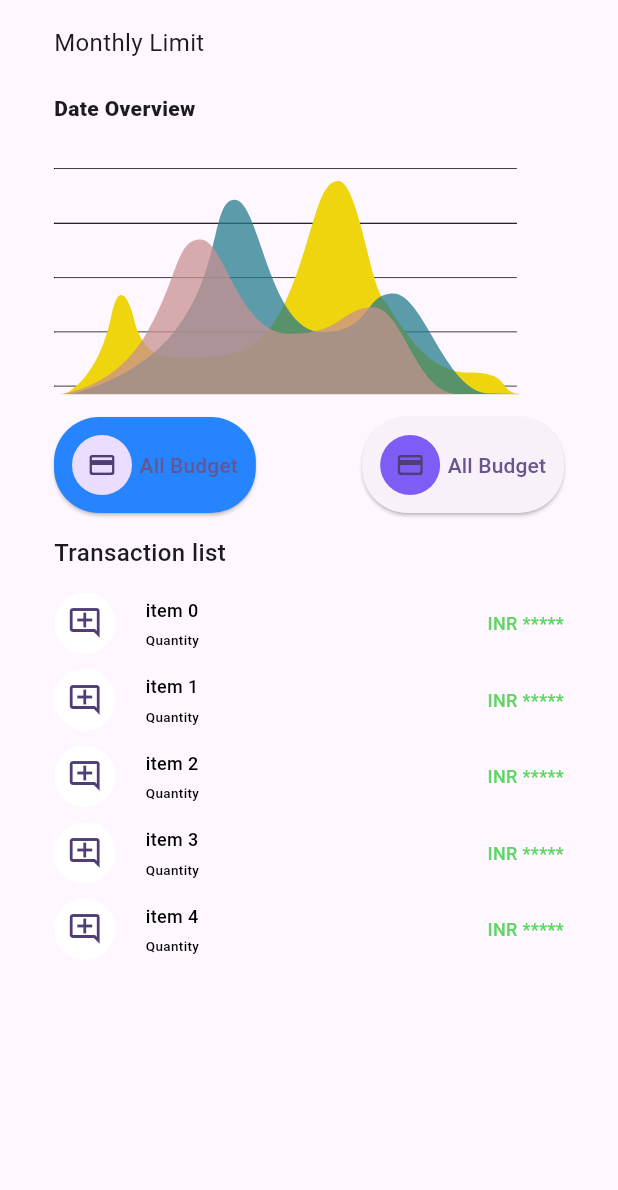
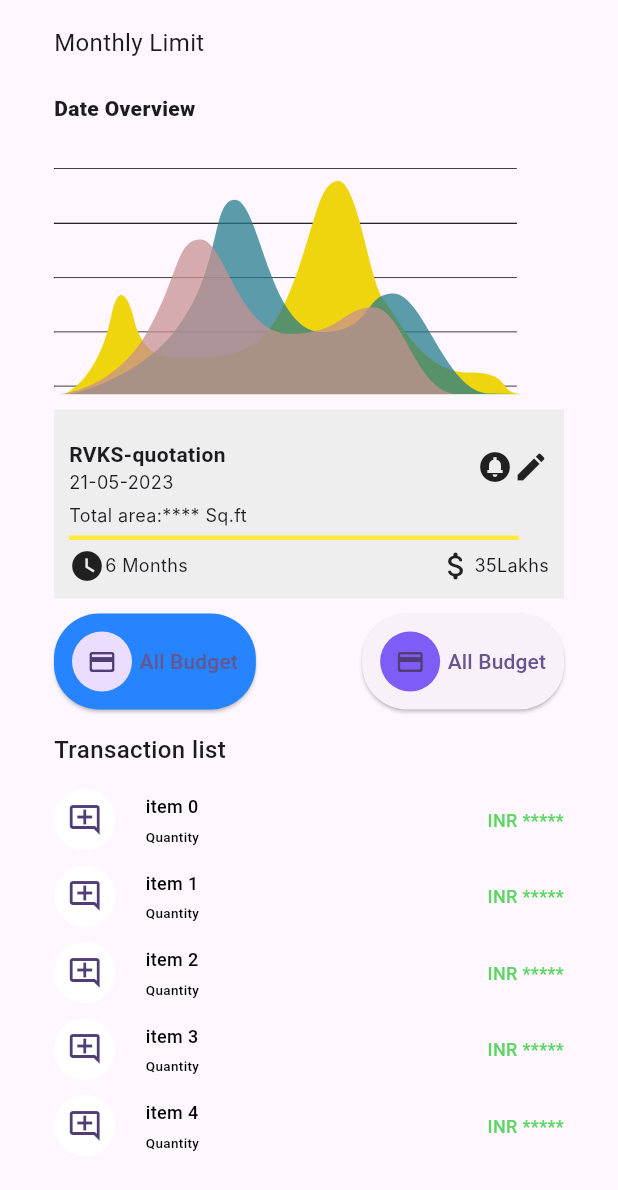
Before and after one commit to adilkhansherani/baldur, a Flutter app: the Analytics screen opened directly, on a phone screen of 412 x 824 dp. Shown: the top 1190 px of the screen. Run offline on Flutter 3.47's test engine with Material 2 defaults, Android fonts, the phone set to English and light mode, and no system bars; drawn by our look-alikes of dotted_line; our stand-ins replace flutter_svg; Roboto replaces fonts that are missing (Abel, Abril Fatface, Inter).

Commit message:
UI improvement in analytics

```diff
--- a/lib/analytics.dart
+++ b/lib/analytics.dart
@@ -1,3 +1,4 @@
+import 'package:dotted_line/dotted_line.dart';
 import 'package:flutter_svg/flutter_svg.dart';
 import 'package:flutter/material.dart';
 
@@ -45,9 +46,108 @@ class _AnalyticsState extends State<Analytics> {
             ),
             SvgPicture.asset('lib/svgs/graphic_element.svg'),
             const SizedBox(
-              height: 15,
+              height: 10,
             ),
-            Container(), //need work
+            //need work
+            Container(
+              padding: EdgeInsets.all(10),
+              decoration: const BoxDecoration(color: Color(0xffeeeeee)),
+              child: const Column(
+                  crossAxisAlignment: CrossAxisAlignment.start,
+                  children: [
+                    SizedBox(
+                      height: 10,
+                    ),
+                    Row(
+                      mainAxisAlignment: MainAxisAlignment.spaceBetween,
+                      children: [
+                        Column(
+                          crossAxisAlignment: CrossAxisAlignment.start,
+                          children: [
+                            Text(
+                              'RVKS-quotation',
+                              textAlign: TextAlign.start,
+                              style: TextStyle(
+                                  fontSize: 14,
+                                  fontWeight: FontWeight.w700,
+                                  fontFamily: 'Poppins'),
+                            ),
+                            Text(
+                              '21-05-2023',
+                              textAlign: TextAlign.start,
+                              style: TextStyle(
+                                  fontSize: 12,
+                                  fontWeight: FontWeight.w400,
+                                  fontFamily: 'Inter'),
+                            ),
+                          ],
+                        ),
+                        Row(
+                          children: [
+                            Icon(Icons.circle_notifications_sharp),
+                            Icon(Icons.edit),
+                          ],
+                        )
+                      ],
+                    ),
+                    SizedBox(
+                      height: 5,
+                    ),
+                    Text(
+                      'Total area:**** Sq.ft',
+                      textAlign: TextAlign.start,
+                      style: TextStyle(
+                          fontSize: 12,
+                          fontWeight: FontWeight.w400,
+                          fontFamily: 'Inter'),
+                    ),
+                    SizedBox(
+                      height: 5,
+                    ),
+                    DottedLine(
+                      dashLength: 30,
+                      lineThickness: 3,
+                      dashGapLength: 0,
+                      dashColor: Colors.yellow,
+                    ),
+                    SizedBox(
+                      height: 5,
+                    ),
+                    Row(
+                        mainAxisAlignment: MainAxisAlignment.spaceBetween,
+                        children: [
+                          Row(
+                            children: [
+                              Icon(Icons.watch_later),
+                              Text(
+                                '6 Months',
+                                textAlign: TextAlign.start,
+                                style: TextStyle(
+                                    fontSize: 12,
+                                    fontWeight: FontWeight.w400,
+                                    fontFamily: 'Inter'),
+                              ),
+                            ],
+                          ),
+                          Row(
+                            children: [
+                              Icon(Icons.attach_money_rounded),
+                              Text(
+                                '35Lakhs',
+                                textAlign: TextAlign.start,
+                                style: TextStyle(
+                                    fontSize: 12,
+                                    fontWeight: FontWeight.w400,
+                                    fontFamily: 'Inter'),
+                              )
+                            ],
+                          )
+                        ])
+                  ]),
+            ),
+            const SizedBox(
+              height: 10,
+            ),
             Row(
               mainAxisAlignment: MainAxisAlignment.spaceBetween,
               children: [
```
